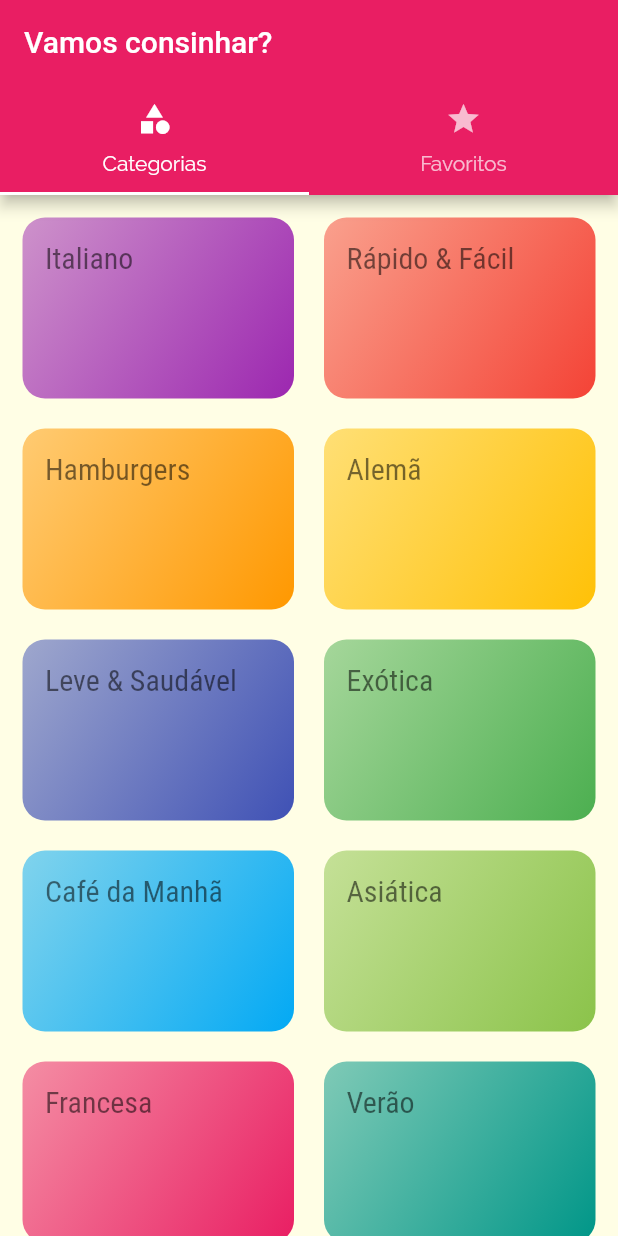
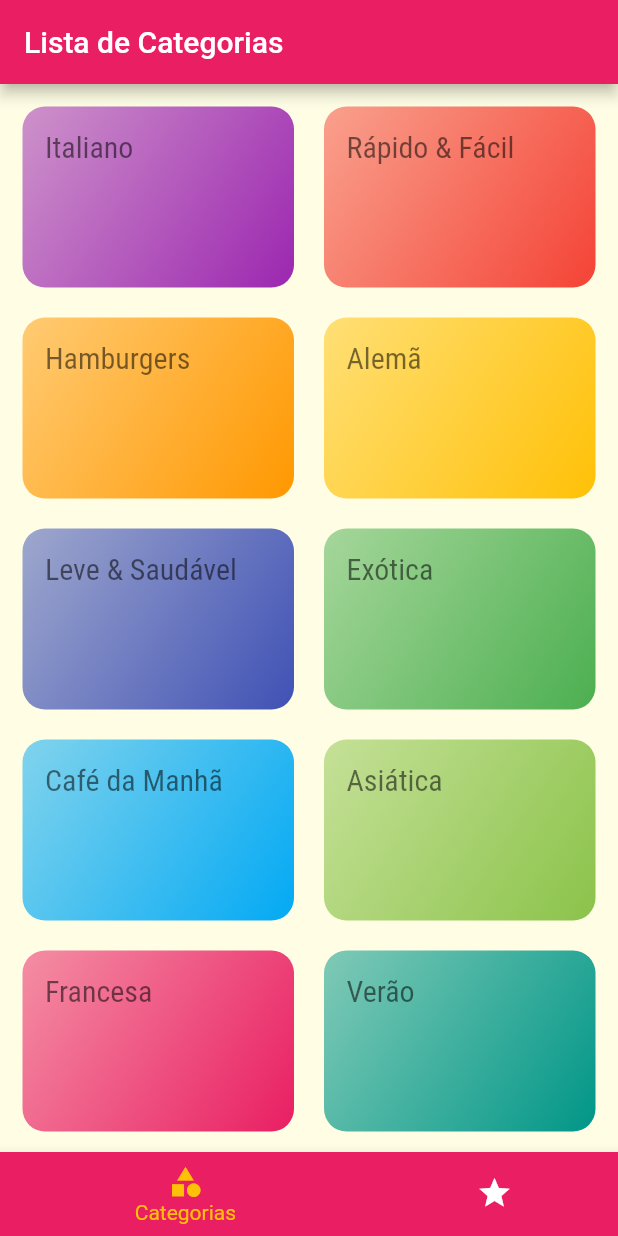
Before and after one commit to erivaldolourenco/meals, a Flutter app: the screen it shows after launch, on a phone screen of 412 x 824 dp. Run offline on Flutter 3.47's test engine with Material 2 defaults, Android fonts, the phone set to English and light mode, and no system bars.

Commit message:
Adicionando navegação das tabs na parte inferior do app

```diff
--- a/lib/main.dart
+++ b/lib/main.dart
@@ -15,8 +15,10 @@ class MyApp extends StatelessWidget {
     return MaterialApp(
       title: 'DeliMeals',
       theme: ThemeData(
-          primarySwatch: Colors.pink,
-          secondaryHeaderColor: Colors.amber,
+          colorScheme: ColorScheme.fromSwatch().copyWith(
+            primary: Colors.pink,
+            secondary: Colors.amber
+          ),
           fontFamily: 'Raleway',
           canvasColor: Color.fromRGBO(255, 254, 229, 1),
           textTheme: ThemeData.light().textTheme.copyWith(
--- a/lib/screens/tabs_screen.dart
+++ b/lib/screens/tabs_screen.dart
@@ -3,33 +3,57 @@ import 'package:meals/screens/categories_screen.dart';
 
 import 'favorite_screen.dart';
 
-class TabsScreen extends StatelessWidget {
+class TabsScreen extends StatefulWidget {
+  @override
+  State<TabsScreen> createState() => _TabsScreenState();
+}
+
+class _TabsScreenState extends State<TabsScreen> {
+  int _selectedScreenIndex = 0;
+
+  final List<String> _titles = [
+    'Lista de Categorias',
+    'Meus Favoritos',
+  ];
+
+  final List<Widget> _screens = [
+    CategoriesScreen(),
+    FavoriteScreen(),
+  ];
+
+
+  _selectScreen(int index) {
+    setState(() {
+      _selectedScreenIndex = index;
+    });
+  }
+
   @override
   Widget build(BuildContext context) {
-    return DefaultTabController(
-      length: 2,
-      child: Scaffold(
-        appBar: AppBar(
-          title: Text("Vamos consinhar?"),
-          bottom: TabBar(
-            tabs: [
-              Tab(
-                icon: Icon(Icons.category),
-                text: 'Categorias',
-              ),
-              Tab(
-                icon: Icon(Icons.star),
-                text: 'Favoritos',
-              )
-            ],
+    return Scaffold(
+      appBar: AppBar(
+        title: Text(_titles[_selectedScreenIndex]),
+      ),
+      body: _screens[_selectedScreenIndex],
+      bottomNavigationBar: BottomNavigationBar(
+        onTap: _selectScreen,
+        backgroundColor: Theme.of(context).colorScheme.primary,
+        unselectedItemColor: Colors.white,
+        selectedItemColor: Theme.of(context).colorScheme.secondary,
+        currentIndex: _selectedScreenIndex,
+        type: BottomNavigationBarType.shifting,
+        items: [
+          BottomNavigationBarItem(
+            backgroundColor: Theme.of(context).colorScheme.primary,
+            icon: Icon(Icons.category),
+            label: "Categorias",
           ),
-        ),
-        body: TabBarView(
-          children: [
-            CategoriesScreen(),
-            FavoriteScreen(),
-          ],
-        ),
+          BottomNavigationBarItem(
+            backgroundColor: Theme.of(context).colorScheme.primary,
+            icon: Icon(Icons.star),
+            label: "Favoritos",
+          )
+        ],
       ),
     );
   }
```
